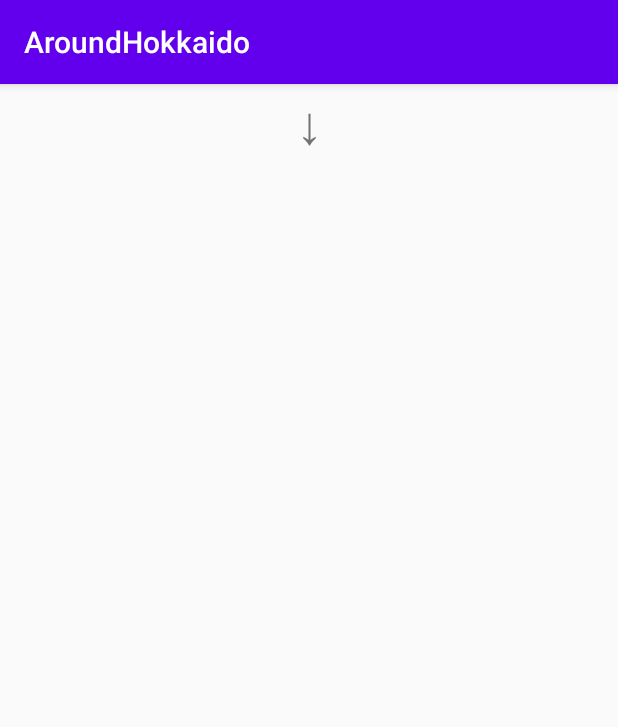
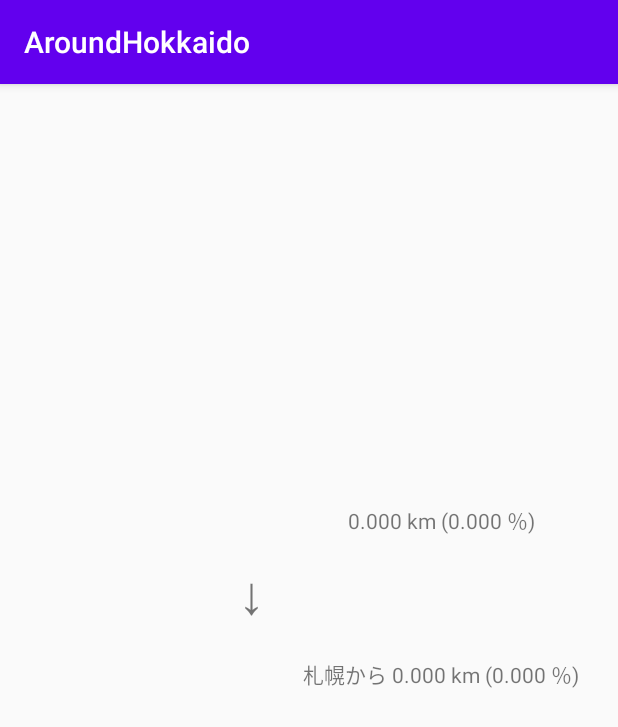
Before and after one commit to takishita2nd/AroundHokkaido, an Android app: the screen it shows after launch (MainActivity), on a phone screen of 412 x 824 dp. Shown: the top 727 px of the screen. Run offline under Robolectric (Android 15) with nearby library versions, the phone set to English and light mode, and no system bars.

Commit message:
UIを作成する

```diff
--- a/app/src/main/java/com/takilab/aroundhokkaido/MainActivity.kt
+++ b/app/src/main/java/com/takilab/aroundhokkaido/MainActivity.kt
@@ -23,8 +23,8 @@ class MainActivity : AppCompatActivity() {
     }
 
     private val appid = "dj00aiZpPTdRVGNNSEJZMWJONSZzPWNvbnN1bWVyc2VjcmV0Jng9N2Q-"
-    private val distanceFormat = "%.3f km ($.3f %)"
-    private val distancefromSapporoFormat = "札幌から %.3f km ($.3f %)"
+    private val distanceFormat = "%.3f km (%.3f ％)"
+    private val distancefromSapporoFormat = "札幌から %.3f km (%.3f ％)"
 
     private lateinit var fusedLocationClient: FusedLocationProviderClient
     private lateinit var locationCallback: LocationCallback
@@ -38,8 +38,8 @@ class MainActivity : AppCompatActivity() {
 
         aroundHokkaido = AroundHokkaido()
         val distance: Double = aroundHokkaido.getDistance()
-        distanceSection.text = distanceFormat.format(distance, 0)
-        distanceFromStart.text = distancefromSapporoFormat.format(0, 0)
+        distanceSection.text = distanceFormat.format(distance, 0.0)
+        distanceFromStart.text = distancefromSapporoFormat.format(0.0, 0.0)
 
         requestPermission()
 
@@ -92,8 +92,8 @@ class MainActivity : AppCompatActivity() {
                                     val totalDistance: Double = aroundHokkaido.updateDistance(distance)
                                     val mainHandler : Handler = Handler(Looper.getMainLooper())
                                     mainHandler.post(Runnable {
-                                        distanceSection.text = distanceFormat.format(totalDistance, 0)
-                                        distanceFromStart.text = distancefromSapporoFormat.format(0, 0)
+                                        distanceSection.text = distanceFormat.format(totalDistance, 0.0)
+                                        distanceFromStart.text = distancefromSapporoFormat.format(0.0, 0.0)
                                     })
                                 }
                             }
--- a/app/src/main/res/layout/activity_main.xml
+++ b/app/src/main/res/layout/activity_main.xml
@@ -11,19 +11,24 @@
         android:layout_width="wrap_content"
         android:layout_height="wrap_content"
         android:textSize="36sp"
+        app:layout_constraintBottom_toTopOf="@+id/endCity"
         app:layout_constraintEnd_toEndOf="parent"
-        app:layout_constraintHorizontal_bias="0.498"
+        app:layout_constraintHorizontal_bias="0.425"
         app:layout_constraintStart_toStartOf="parent"
-        tools:layout_editor_absoluteY="233dp" />
+        app:layout_constraintTop_toTopOf="parent"
+        app:layout_constraintVertical_bias="0.528" />
 
     <TextView
         android:id="@+id/endCity"
         android:layout_width="wrap_content"
         android:layout_height="wrap_content"
         android:textSize="36sp"
+        app:layout_constraintBottom_toBottomOf="parent"
         app:layout_constraintEnd_toEndOf="parent"
+        app:layout_constraintHorizontal_bias="0.425"
         app:layout_constraintStart_toStartOf="parent"
-        tools:layout_editor_absoluteY="414dp" />
+        app:layout_constraintTop_toTopOf="parent"
+        app:layout_constraintVertical_bias="0.591" />
 
     <TextView
         android:id="@+id/textView3"
@@ -33,26 +38,30 @@
         android:textSize="36sp"
         app:layout_constraintBottom_toTopOf="@+id/endCity"
         app:layout_constraintEnd_toEndOf="parent"
+        app:layout_constraintHorizontal_bias="0.402"
         app:layout_constraintStart_toStartOf="parent"
         app:layout_constraintTop_toBottomOf="@+id/startCity"
-        app:layout_constraintVertical_bias="0.484" />
+        app:layout_constraintVertical_bias="0.525" />
 
     <TextView
         android:id="@+id/distanceSection"
         android:layout_width="0dp"
         android:layout_height="wrap_content"
+        android:layout_marginTop="280dp"
         android:textAlignment="center"
         app:layout_constraintEnd_toEndOf="parent"
+        app:layout_constraintHorizontal_bias="0.0"
         app:layout_constraintStart_toEndOf="@+id/textView3"
-        tools:layout_editor_absoluteY="323dp" />
+        app:layout_constraintTop_toTopOf="parent" />
 
     <TextView
         android:id="@+id/distanceFromStart"
         android:layout_width="0dp"
         android:layout_height="wrap_content"
+        android:layout_marginBottom="364dp"
         android:textAlignment="center"
+        app:layout_constraintBottom_toBottomOf="parent"
         app:layout_constraintEnd_toEndOf="parent"
-        app:layout_constraintHorizontal_bias="0.503"
-        app:layout_constraintStart_toEndOf="@+id/textView3"
-        tools:layout_editor_absoluteY="370dp" />
+        app:layout_constraintHorizontal_bias="0.0"
+        app:layout_constraintStart_toEndOf="@+id/textView3" />
 </androidx.constraintlayout.widget.ConstraintLayout>
```
